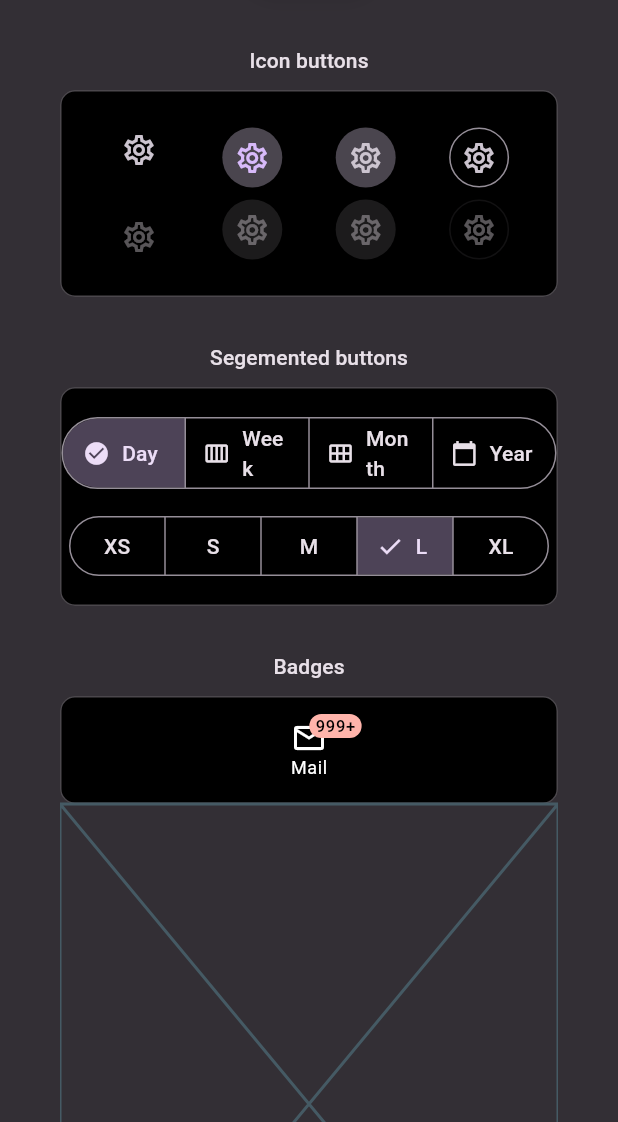
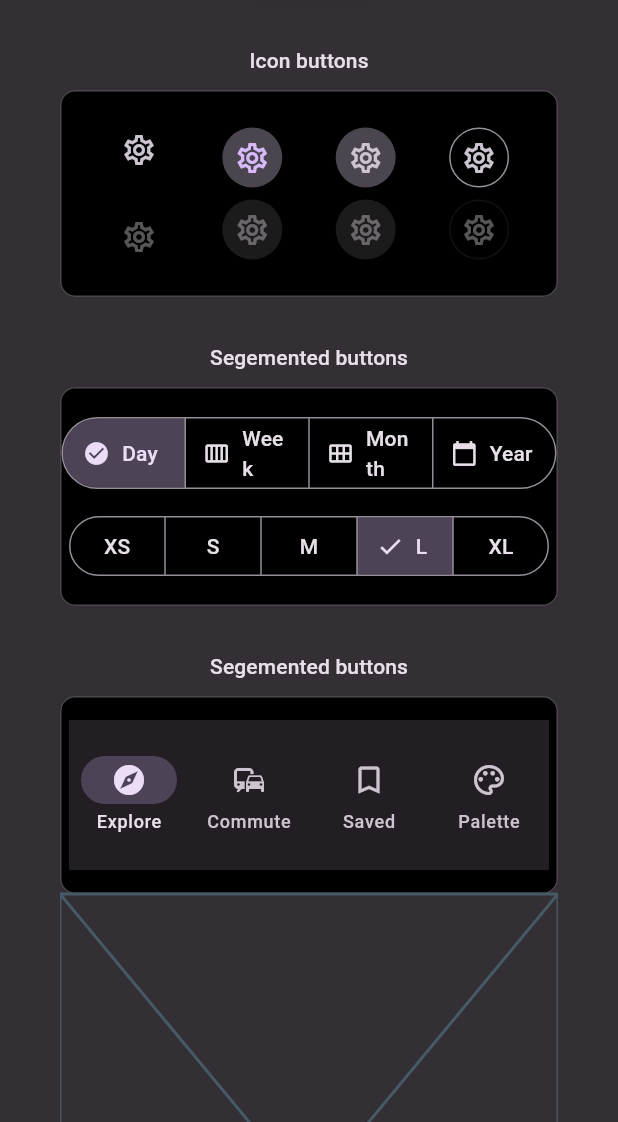
Before and after one commit to minkyuHanWork/flutter_material3, a Flutter app: the screen it shows after launch, scrolled down 576 dp, on a phone screen of 412 x 824 dp, the part 114-1236 px from its top. Run offline on Flutter 3.47's test engine with Material 2 defaults, Android fonts, the phone set to English and light mode, and no system bars; our stand-ins replace flutter_riverpod.

Commit message:
navigationbar

```diff
--- a/flutter_material3/lib/screen/flutter_made_material3/flutter_made_material3.dart
+++ b/flutter_material3/lib/screen/flutter_made_material3/flutter_made_material3.dart
@@ -1,10 +1,9 @@
 import 'package:flutter/material.dart';
-import 'package:flutter_material3/provider/theme_mode_provider.dart';
+import 'package:flutter_material3/screen/flutter_made_material3/widget/navigation/m3_navigation_bar.dart';
 import 'package:flutter_material3/screen/flutter_made_material3/widget/theme_switch_button.dart';
 import 'package:flutter_riverpod/flutter_riverpod.dart';
 
 import 'widget/buttons/buttons.dart';
-import 'widget/custom_badge.dart';
 
 class FlutterMadeMaterial3 extends ConsumerStatefulWidget {
   const FlutterMadeMaterial3({super.key, required this.themeMode});
@@ -39,16 +38,9 @@ class _FlutterMadeMaterial3State extends ConsumerState<FlutterMadeMaterial3> {
                 _standardWidget(const IconButtonSet(), 'Icon buttons'),
                 _standardWidget(
                     const SegmentedButtonSet(), 'Segemented buttons'),
+                _standardWidget(const M3NavigationBar(), 'Segemented buttons'),
               ],
             ),
-            _standardWidget(
-                Row(
-                  mainAxisAlignment: MainAxisAlignment.spaceEvenly,
-                  children: [
-                    CustomBadge(),
-                  ],
-                ),
-                'Badges'),
             const Placeholder()
           ],
         ),
--- a/flutter_material3/lib/screen/flutter_made_material3/widget/custom_badge.dart
+++ /dev/null
@@ -1,33 +0,0 @@
-import 'package:flutter/material.dart';
-import 'package:flutter_material3/provider/theme_mode_provider.dart';
-import 'package:flutter_riverpod/flutter_riverpod.dart';
-
-class CustomBadge extends ConsumerWidget {
-  const CustomBadge({
-    super.key,
-  });
-
-  @override
-  Widget build(BuildContext context, WidgetRef ref) {
-    final themeMode = ref.watch(themeModeProvider);
-    return Badge(
-      label: Text('999+',
-          style: Theme.of(context).textTheme.labelSmall?.copyWith(
-              color:
-                  themeMode == ThemeMode.light ? Colors.white : Colors.black)),
-      child: Column(
-        children: [
-          Icon(
-            Icons.mail_outline,
-            color: themeMode == ThemeMode.light ? Colors.black : Colors.white,
-          ),
-          Text('Mail',
-              style: Theme.of(context).textTheme.bodySmall?.copyWith(
-                  color: themeMode == ThemeMode.light
-                      ? Colors.black
-                      : Colors.white)),
-        ],
-      ),
-    );
-  }
-}
--- /dev/null
+++ b/flutter_material3/lib/screen/flutter_made_material3/widget/navigation/m3_navigation_bar.dart
@@ -0,0 +1,50 @@
+import 'package:flutter/material.dart';
+
+class M3NavigationBar extends StatefulWidget {
+  const M3NavigationBar({super.key});
+
+  @override
+  State<M3NavigationBar> createState() => _M3NavigationBarState();
+}
+
+class _M3NavigationBarState extends State<M3NavigationBar> {
+  int currentPageIndex = 0;
+
+  @override
+  Widget build(BuildContext context) {
+    return Container(
+      margin: EdgeInsets.symmetric(horizontal: 5),
+      height: 100,
+      child: NavigationBar(
+        onDestinationSelected: (int index) {
+          setState(() {
+            currentPageIndex = index;
+          });
+        },
+        selectedIndex: currentPageIndex,
+        destinations: const <Widget>[
+          NavigationDestination(
+            selectedIcon: Icon(Icons.explore),
+            icon: Icon(Icons.explore_outlined),
+            label: 'Explore',
+          ),
+          NavigationDestination(
+            selectedIcon: Icon(Icons.commute),
+            icon: Icon(Icons.commute_outlined),
+            label: 'Commute',
+          ),
+          NavigationDestination(
+            selectedIcon: Icon(Icons.bookmark_border),
+            icon: Icon(Icons.bookmark_border_outlined),
+            label: 'Saved',
+          ),
+          NavigationDestination(
+            selectedIcon: Icon(Icons.palette),
+            icon: Icon(Icons.palette_outlined),
+            label: 'Palette',
+          ),
+        ],
+      ),
+    );
+  }
+}
```
